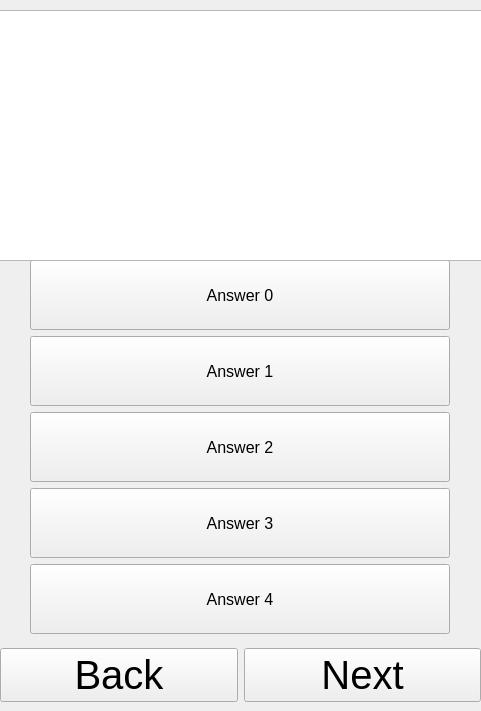
kheimerl/umati, file umati/UmatiSurveyTaskView.ui: the form before one commit.
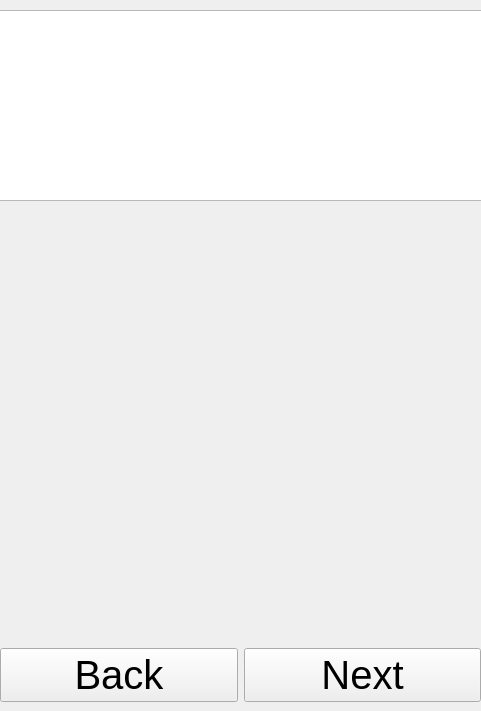
The form after the commit.

What changed in the file:
```diff
--- a/umati/UmatiSurveyTaskView.ui
+++ b/umati/UmatiSurveyTaskView.ui
@@ -65,208 +65,12 @@
    <property name="geometry">
     <rect>
      <x>0</x>
-     <y>260</y>
+     <y>205</y>
      <width>481</width>
-     <height>376</height>
+     <height>431</height>
     </rect>
    </property>
-   <layout class="QGridLayout" name="gridLayout_2">
-    <item row="0" column="0">
-     <widget class="QPushButton" name="pushButton_0">
-      <property name="sizePolicy">
-       <sizepolicy hsizetype="Maximum" vsizetype="Fixed">
-        <horstretch>0</horstretch>
-        <verstretch>0</verstretch>
-       </sizepolicy>
-      </property>
-      <property name="minimumSize">
-       <size>
-        <width>420</width>
-        <height>70</height>
-       </size>
-      </property>
-      <property name="baseSize">
-       <size>
-        <width>0</width>
-        <height>0</height>
-       </size>
-      </property>
-      <property name="font">
-       <font>
-        <pointsize>12</pointsize>
-       </font>
-      </property>
-      <property name="layoutDirection">
-       <enum>Qt::LeftToRight</enum>
-      </property>
-      <property name="text">
-       <string>Answer 0</string>
-      </property>
-      <property name="checkable">
-       <bool>true</bool>
-      </property>
-      <property name="autoExclusive">
-       <bool>true</bool>
-      </property>
-     </widget>
-    </item>
-    <item row="1" column="0">
-     <widget class="QPushButton" name="pushButton_1">
-      <property name="sizePolicy">
-       <sizepolicy hsizetype="Maximum" vsizetype="Fixed">
-        <horstretch>0</horstretch>
-        <verstretch>0</verstretch>
-       </sizepolicy>
-      </property>
-      <property name="minimumSize">
-       <size>
-        <width>420</width>
-        <height>70</height>
-       </size>
-      </property>
-      <property name="baseSize">
-       <size>
-        <width>0</width>
-        <height>0</height>
-       </size>
-      </property>
-      <property name="font">
-       <font>
-        <pointsize>12</pointsize>
-       </font>
-      </property>
-      <property name="layoutDirection">
-       <enum>Qt::LeftToRight</enum>
-      </property>
-      <property name="text">
-       <string>Answer 1</string>
-      </property>
-      <property name="checkable">
-       <bool>true</bool>
-      </property>
-      <property name="autoExclusive">
-       <bool>true</bool>
-      </property>
-     </widget>
-    </item>
-    <item row="2" column="0">
-     <widget class="QPushButton" name="pushButton_2">
-      <property name="sizePolicy">
-       <sizepolicy hsizetype="Maximum" vsizetype="Fixed">
-        <horstretch>0</horstretch>
-        <verstretch>0</verstretch>
-       </sizepolicy>
-      </property>
-      <property name="minimumSize">
-       <size>
-        <width>420</width>
-        <height>70</height>
-       </size>
-      </property>
-      <property name="baseSize">
-       <size>
-        <width>0</width>
-        <height>0</height>
-       </size>
-      </property>
-      <property name="font">
-       <font>
-        <pointsize>12</pointsize>
-       </font>
-      </property>
-      <property name="layoutDirection">
-       <enum>Qt::LeftToRight</enum>
-      </property>
-      <property name="text">
-       <string>Answer 2</string>
-      </property>
-      <property name="checkable">
-       <bool>true</bool>
-      </property>
-      <property name="autoExclusive">
-       <bool>true</bool>
-      </property>
-     </widget>
-    </item>
-    <item row="3" column="0">
-     <widget class="QPushButton" name="pushButton_3">
-      <property name="sizePolicy">
-       <sizepolicy hsizetype="Maximum" vsizetype="Fixed">
-        <horstretch>0</horstretch>
-        <verstretch>0</verstretch>
-       </sizepolicy>
-      </property>
-      <property name="minimumSize">
-       <size>
-        <width>420</width>
-        <height>70</height>
-       </size>
-      </property>
-      <property name="baseSize">
-       <size>
-        <width>0</width>
-        <height>0</height>
-       </size>
-      </property>
-      <property name="font">
-       <font>
-        <pointsize>12</pointsize>
-       </font>
-      </property>
-      <property name="layoutDirection">
-       <enum>Qt::LeftToRight</enum>
-      </property>
-      <property name="text">
-       <string>Answer 3</string>
-      </property>
-      <property name="checkable">
-       <bool>true</bool>
-      </property>
-      <property name="autoExclusive">
-       <bool>true</bool>
-      </property>
-     </widget>
-    </item>
-    <item row="4" column="0">
-     <widget class="QPushButton" name="pushButton_4">
-      <property name="sizePolicy">
-       <sizepolicy hsizetype="Maximum" vsizetype="Fixed">
-        <horstretch>0</horstretch>
-        <verstretch>0</verstretch>
-       </sizepolicy>
-      </property>
-      <property name="minimumSize">
-       <size>
-        <width>420</width>
-        <height>70</height>
-       </size>
-      </property>
-      <property name="baseSize">
-       <size>
-        <width>0</width>
-        <height>0</height>
-       </size>
-      </property>
-      <property name="font">
-       <font>
-        <pointsize>12</pointsize>
-       </font>
-      </property>
-      <property name="layoutDirection">
-       <enum>Qt::LeftToRight</enum>
-      </property>
-      <property name="text">
-       <string>Answer 4</string>
-      </property>
-      <property name="checkable">
-       <bool>true</bool>
-      </property>
-      <property name="autoExclusive">
-       <bool>true</bool>
-      </property>
-     </widget>
-    </item>
-   </layout>
+   <layout class="QVBoxLayout" name="buttonLayout"/>
   </widget>
   <widget class="QTextEdit" name="questionBox">
    <property name="geometry">
@@ -274,7 +78,7 @@
      <x>-5</x>
      <y>10</y>
      <width>491</width>
-     <height>251</height>
+     <height>191</height>
     </rect>
    </property>
    <property name="font">
```
